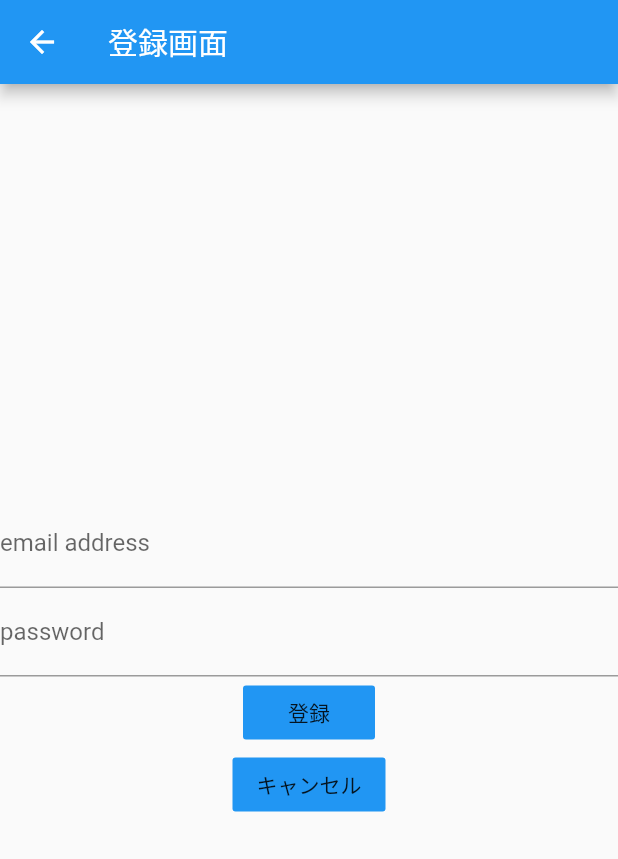
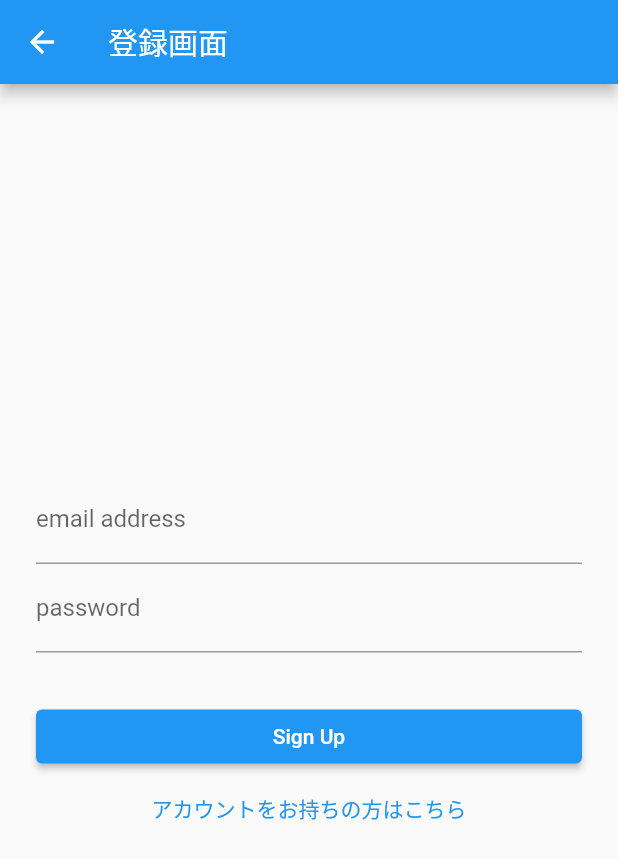
Before and after one commit to stecan/viz-me, a Flutter app: the screen it shows after launch, after a tap on "アカウント登録", on a phone screen of 412 x 824 dp. Shown: the top 859 px of the screen. Run offline on Flutter 3.47's test engine with Material 2 defaults, Android fonts, the phone set to English and light mode, and no system bars; our stand-ins replace firebase_auth, firebase_core; accounts and stored records are empty; network calls fail.

Commit message:
add regist page

```diff
--- a/lib/main.dart
+++ b/lib/main.dart
@@ -1,8 +1,11 @@
+import 'package:firebase_core/firebase_core.dart';
 import 'package:flutter/material.dart';
 
 import 'pages/login_page.dart';
 
-void main() {
+void main() async{
+  WidgetsFlutterBinding.ensureInitialized();
+  await Firebase.initializeApp();
   runApp(MyApp());
 }
 
--- a/lib/pages/regist_page.dart
+++ b/lib/pages/regist_page.dart
@@ -1,22 +1,57 @@
 import 'package:flutter/cupertino.dart';
 import 'package:flutter/material.dart';
+import 'package:firebase_auth/firebase_auth.dart';
+
+import 'dummy_page.dart';
+import 'login_page.dart';
 
 class Regist extends StatefulWidget {
   Regist({Key? key, required this.title}) : super(key: key);
-
   final String title;
-
   @override
   _RegistState createState() => _RegistState();
 }
 
 class _RegistState extends State<Regist> {
-  int _counter = 100;
 
-  void _incrementCounter() {
+  String email='';
+  String password='';
+
+  String infoText='';
+
+  void _signUpWithEmailAndPassword() async {
+    try {
+      // メール・パスワードでユーザ登録
+      final FirebaseAuth _auth = FirebaseAuth.instance;
+      await _auth.createUserWithEmailAndPassword(
+          email: email,
+          password: password
+      );
+      // ユーザ登録に成功した場合
+      // TOP画面に遷移
+      await Navigator
+          .of(context)
+          .pushReplacement(
+          MaterialPageRoute(builder: (context) {
+            return Dummy(title: '',);
+          })
+      );
+    } on FirebaseAuthException catch(e) {
+      if (e.code == 'weak-password') {
+        print('The password provided is too weak.');
+      } else if (e.code == 'email-already-in-use') {
+        print('The account already exists for that email.');
+      }
       setState(() {
-      _counter++;
+        infoText = "登録に失敗しました。：${e.toString()}";
       });
+    } catch (e) {
+      print(e);
+      setState(() {
+        infoText = "登録に失敗しました。：${e.toString()}";
+      });
+    }
+
   }
 
   @override
@@ -26,40 +61,66 @@ class _RegistState extends State<Regist> {
         title: Text(widget.title),
       ),
       body: Center(
+        child: Container(
+          padding: EdgeInsets.all(24),
           child: Column(
             mainAxisAlignment: MainAxisAlignment.center,
             children: <Widget>[
               TextField(
-              obscureText:false,
+                obscureText: false,
                 decoration: const InputDecoration(
                   hintText: 'Type your email address',
                   labelText: 'email address',
                 ),
+                onChanged: (String value) {
+                  setState(() {
+                    email = value;
+                  });
+                },
               ),
               TextField(
-              obscureText:true,
+                obscureText: true,
                 decoration: const InputDecoration(
                   hintText: 'Type your password',
                   labelText: 'password',
                 ),
+                onChanged: (String value) {
+                  setState(() {
+                    password = value;
+                  });
+                },
               ),
-            FlatButton(
-              onPressed: _incrementCounter,
-              color: Colors.blue,
-              child: Text(
-                '登録',
+              Container(
+                padding: EdgeInsets.all(8),
+                child: Text(infoText),
+              ),
+              Container(
+                width: double.infinity,
+                child: ElevatedButton(
+                  child: Text('Sign Up',),
+                  onPressed: _signUpWithEmailAndPassword,
                 ),
               ),
-            FlatButton(
-              onPressed: _incrementCounter,
-              color: Colors.blue,
-              child: Text(
-                'キャンセル',
+              Container(
+                width: double.infinity,
+                child: TextButton(
+                  child: Text('アカウントをお持ちの方はこちら',),
+                  onPressed: () {
+                    print('Go To Loginボタンが押されました。');
+                    Navigator
+                        .of(context)
+                        .pushReplacement(
+                        MaterialPageRoute(builder: (context) {
+                          return Login(title: 'ログイン',);
+                        })
+                    );
+                  },
                 ),
               ),
             ],
           ),
         ),
+      ),
     );
   }
 }
```
Also changed, not shown: 2 other files. Lines whose indentation alone changed are shown as unchanged.
